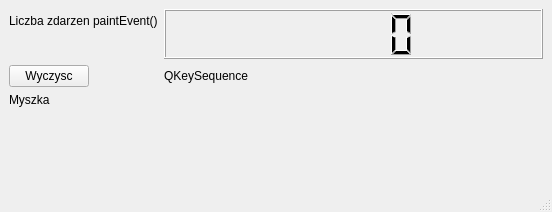
First picture: the form in handmade_copy_exercise/eventloopv2/ui_ksl.ui, repository jurikimurik/QT__introduction_exercises, before the edit.
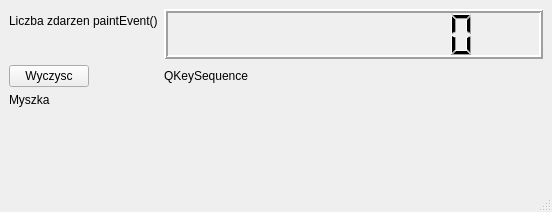
Second picture: the form after the edit.

```diff
--- a/handmade_copy_exercise/eventloopv2/ui_ksl.ui
+++ b/handmade_copy_exercise/eventloopv2/ui_ksl.ui
@@ -30,12 +30,27 @@
     </item>
     <item row="0" column="1">
      <widget class="QLCDNumber" name="lcdNumber">
+      <property name="sizePolicy">
+       <sizepolicy hsizetype="Expanding" vsizetype="Minimum">
+        <horstretch>0</horstretch>
+        <verstretch>0</verstretch>
+       </sizepolicy>
+      </property>
       <property name="minimumSize">
        <size>
         <width>0</width>
         <height>50</height>
        </size>
       </property>
+      <property name="lineWidth">
+       <number>2</number>
+      </property>
+      <property name="smallDecimalPoint">
+       <bool>false</bool>
+      </property>
+      <property name="digitCount">
+       <number>10</number>
+      </property>
      </widget>
     </item>
     <item row="1" column="0">
```
